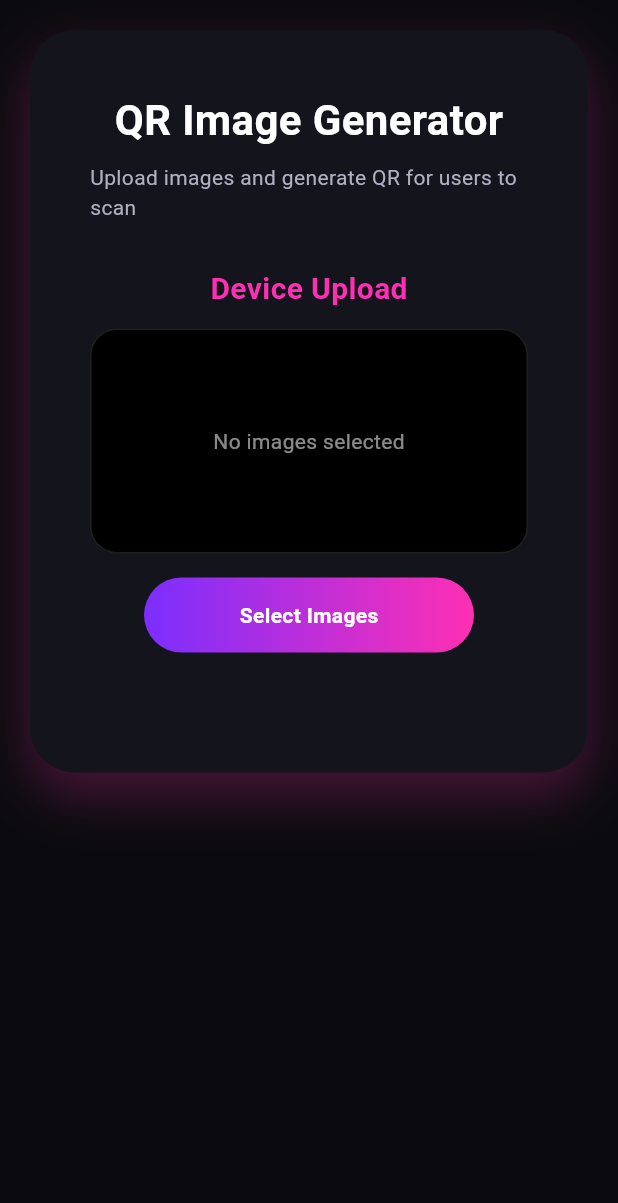
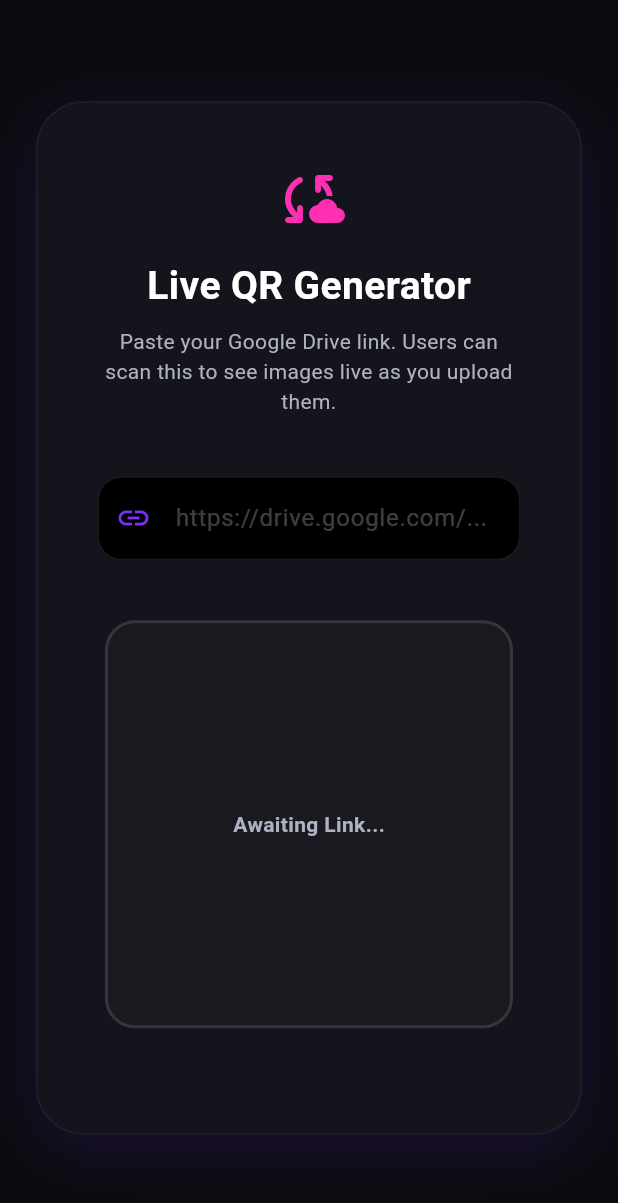
Before and after one commit to Akilesh-GA/GraceStudioWeb, a Flutter app: the AdminQRScreen screen opened directly, on a phone screen of 412 x 824 dp. Shown: the top 1203 px of the screen. Run offline on Flutter 3.47's test engine with Material 3 defaults, Android fonts, the phone set to English and light mode, and no system bars; drawn by our look-alikes of screenshot; our stand-ins replace cloud_firestore, file_picker, firebase_auth, firebase_core, fl_chart, font_awesome_flutter and 4 more; missing offline and left inert: payu_in_web, photofilters; accounts and stored records are empty.

Commit message:
feat : admin pages updated

```diff
--- a/lib/screens/admin/admin_qr_screen.dart
+++ b/lib/screens/admin/admin_qr_screen.dart
@@ -1,7 +1,8 @@
 import 'dart:typed_data';
 import 'package:flutter/material.dart';
-import 'package:image_picker/image_picker.dart';
 import 'package:qr_flutter/qr_flutter.dart';
+import 'package:screenshot/screenshot.dart';
+import 'package:share_plus/share_plus.dart';
 
 const Color bgBlack = Color(0xFF0B0B0F);
 const Color purple = Color(0xFF7B2EFF);
@@ -17,176 +18,126 @@ class AdminQRScreen extends StatefulWidget {
 }
 
 class _AdminQRScreenState extends State<AdminQRScreen> {
-  final List<Uint8List> _deviceImages = [];
-  String? _qrData;
-  bool _loading = false;
+  final TextEditingController _linkController = TextEditingController();
+  final ScreenshotController _screenshotController = ScreenshotController();
+  String _qrData = "";
 
-  /// 📸 Pick Images from Laptop / PC
-  Future<void> _pickDeviceImages() async {
-    final picker = ImagePicker();
-    final List<XFile>? images = await picker.pickMultiImage();
+  /// 📤 Share QR Functionality
+  Future<void> _shareQr() async {
+    if (_qrData.isEmpty) return;
 
-    if (images == null || images.isEmpty) return;
+    // Capture the widget as an image
+    final Uint8List? image = await _screenshotController.capture(
+      delay: const Duration(milliseconds: 10),
+      pixelRatio: 3.0, // High res for printing
+    );
 
-    setState(() => _loading = true);
-
-    _deviceImages.clear();
-
-    for (var image in images) {
-      final bytes = await image.readAsBytes();
-      _deviceImages.add(bytes);
+    if (image != null) {
+      final xFile = XFile.fromData(
+        image,
+        name: 'live_gallery_qr.png',
+        mimeType: 'image/png',
+      );
+      await Share.shareXFiles([xFile], text: 'Scan to join the Live Gallery!');
     }
-
-    /// ✅ SAFE QR INPUT (SHORT STRING)
-    final String imageId =
-        "IMG_${DateTime.now().millisecondsSinceEpoch}";
-
-    setState(() {
-      _qrData = imageId; // 👈 QR contains ONLY ID
-      _loading = false;
-    });
   }
 
   @override
   Widget build(BuildContext context) {
     return Scaffold(
       backgroundColor: bgBlack,
-      body: SingleChildScrollView(
-        padding: const EdgeInsets.all(20),
-        child: Center(
+      body: Center(
+        child: SingleChildScrollView(
+          padding: const EdgeInsets.all(24),
           child: Container(
-            width: 900,
+            width: 600,
             padding: const EdgeInsets.all(40),
             decoration: BoxDecoration(
               color: cardBlack,
-              borderRadius: BorderRadius.circular(30),
+              borderRadius: BorderRadius.circular(32),
+              border: Border.all(color: Colors.white.withOpacity(0.05)),
               boxShadow: [
                 BoxShadow(
-                  color: neonPink.withOpacity(0.25),
-                  blurRadius: 30,
-                  offset: const Offset(0, 15),
+                  color: purple.withOpacity(0.15),
+                  blurRadius: 40,
+                  offset: const Offset(0, 10),
                 )
               ],
             ),
             child: Column(
               mainAxisSize: MainAxisSize.min,
               children: [
-                /// 🔹 TITLE
+                /// 🔹 HEADER
+                const Icon(Icons.cloud_sync_rounded, color: neonPink, size: 48),
+                const SizedBox(height: 16),
                 const Text(
-                  "QR Image Generator",
+                  "Live QR Generator",
                   style: TextStyle(
-                    color: Colors.white,
-                    fontSize: 28,
-                    fontWeight: FontWeight.bold,
-                  ),
+                      color: Colors.white,
+                      fontSize: 26,
+                      fontWeight: FontWeight.bold),
                 ),
                 const SizedBox(height: 8),
                 const Text(
-                  "Upload images and generate QR for users to scan",
+                  "Paste your Google Drive link. Users can scan this to see images live as you upload them.",
+                  textAlign: TextAlign.center,
                   style: TextStyle(color: textGrey),
                 ),
 
-                const SizedBox(height: 30),
+                const SizedBox(height: 40),
 
-                /// 🔹 DEVICE UPLOAD
-                const Text(
-                  "Device Upload",
-                  style: TextStyle(
-                    color: neonPink,
-                    fontSize: 20,
-                    fontWeight: FontWeight.bold,
-                  ),
-                ),
-                const SizedBox(height: 12),
-
-                Container(
-                  height: 150,
-                  decoration: BoxDecoration(
-                    color: Colors.black,
-                    borderRadius: BorderRadius.circular(18),
-                    border: Border.all(color: Colors.white12),
-                  ),
-                  child: _deviceImages.isEmpty
-                      ? const Center(
-                    child: Text(
-                      "No images selected",
-                      style: TextStyle(color: Colors.white54),
+                /// 🔹 LINK INPUT FIELD
+                TextField(
+                  controller: _linkController,
+                  onChanged: (value) => setState(() => _qrData = value),
+                  style: const TextStyle(color: Colors.white),
+                  decoration: InputDecoration(
+                    hintText: "https://drive.google.com/...",
+                    hintStyle: const TextStyle(color: Colors.white24),
+                    filled: true,
+                    fillColor: Colors.black,
+                    prefixIcon: const Icon(Icons.link, color: purple),
+                    enabledBorder: OutlineInputBorder(
+                      borderRadius: BorderRadius.circular(16),
+                      borderSide: const BorderSide(color: Colors.white10),
                     ),
-                  )
-                      : ListView.builder(
-                    scrollDirection: Axis.horizontal,
-                    itemCount: _deviceImages.length,
-                    itemBuilder: (context, index) => Padding(
-                      padding: const EdgeInsets.all(8),
-                      child: ClipRRect(
-                        borderRadius: BorderRadius.circular(18),
-                        child: Image.memory(
-                          _deviceImages[index],
-                          width: 120,
-                          fit: BoxFit.cover,
-                        ),
-                      ),
-                    ),
-                  ),
-                ),
-
-                const SizedBox(height: 16),
-
-                GestureDetector(
-                  onTap: _loading ? null : _pickDeviceImages,
-                  child: Container(
-                    height: 50,
-                    width: 220,
-                    decoration: BoxDecoration(
-                      borderRadius: BorderRadius.circular(30),
-                      gradient: const LinearGradient(
-                        colors: [purple, neonPink],
-                      ),
-                    ),
-                    child: Center(
-                      child: _loading
-                          ? const CircularProgressIndicator(color: Colors.white)
-                          : const Text(
-                        "Select Images",
-                        style: TextStyle(
-                          color: Colors.white,
-                          fontWeight: FontWeight.bold,
-                        ),
-                      ),
+                    focusedBorder: OutlineInputBorder(
+                      borderRadius: BorderRadius.circular(16),
+                      borderSide: const BorderSide(color: neonPink),
                     ),
                   ),
                 ),
 
                 const SizedBox(height: 40),
 
-                /// 🔹 QR CODE SECTION
-                if (_qrData != null)
-                  Column(
+                /// 🔹 QR CODE PREVIEW (Wrapped for Screenshot)
+                Screenshot(
+                  controller: _screenshotController,
+                  child: _buildQRPreview(),
+                ),
+
+                const SizedBox(height: 30),
+
+                /// 🔹 ACTION BUTTONS
+                if (_qrData.isNotEmpty)
+                  Row(
+                    mainAxisAlignment: MainAxisAlignment.center,
                     children: [
-                      const Text(
-                        "Generated QR Code",
-                        style: TextStyle(
-                          color: Colors.white,
-                          fontSize: 20,
-                          fontWeight: FontWeight.bold,
-                        ),
+                      _buildActionButton(
+                        label: "Share QR",
+                        icon: Icons.share_rounded,
+                        color: purple,
+                        onTap: _shareQr,
                       ),
-                      const SizedBox(height: 18),
-                      Container(
-                        padding: const EdgeInsets.all(20),
-                        decoration: BoxDecoration(
-                          color: Colors.white,
-                          borderRadius: BorderRadius.circular(22),
-                        ),
-                        child: QrImageView(
-                          data: _qrData!,
-                          size: 220,
-                        ),
-                      ),
-                      const SizedBox(height: 12),
-                      Text(
-                        "QR ID: $_qrData",
-                        style: const TextStyle(color: textGrey),
+                      const SizedBox(width: 16),
+                      _buildActionButton(
+                        label: "Export QR",
+                        icon: Icons.file_download_outlined,
+                        color: Colors.white10,
+                        onTap: () {
+                          // Note: On Web/Desktop, Share often acts as Download
+                          _shareQr();
+                        },
                       ),
                     ],
                   ),
@@ -197,4 +148,93 @@ class _AdminQRScreenState extends State<AdminQRScreen> {
       ),
     );
   }
+
+  /// 🔹 BOX STYLE QR DESIGN
+  Widget _buildQRPreview() {
+    return AnimatedContainer(
+      duration: const Duration(milliseconds: 400),
+      padding: const EdgeInsets.all(24),
+      decoration: BoxDecoration(
+        color: _qrData.isEmpty ? Colors.white.withOpacity(0.02) : Colors.white,
+        borderRadius: BorderRadius.circular(20),
+        border: Border.all(
+            color: _qrData.isEmpty ? Colors.white12 : neonPink, width: 2),
+      ),
+      child: _qrData.isEmpty
+          ? const SizedBox(
+        height: 220,
+        width: 220,
+        child: Center(
+          child: Text(
+            "Awaiting Link...",
+            style:
+            TextStyle(color: textGrey, fontWeight: FontWeight.bold),
+          ),
+        ),
+      )
+          : Column(
+        mainAxisSize: MainAxisSize.min,
+        children: [
+          QrImageView(
+            data: _qrData,
+            size: 220,
+            version: QrVersions.auto,
+            eyeStyle: const QrEyeStyle(
+              eyeShape: QrEyeShape.square,
+              color: Color(0xFF0B0B0F),
+            ),
+            dataModuleStyle: const QrDataModuleStyle(
+              dataModuleShape: QrDataModuleShape.square,
+              color: Color(0xFF0B0B0F),
+            ),
+            gapless: true,
+          ),
+          const SizedBox(height: 12),
+          const Text(
+            "SCAN FOR LIVE GALLERY",
+            style: TextStyle(
+              color: Colors.black,
+              fontSize: 10,
+              letterSpacing: 2,
+              fontWeight: FontWeight.w900,
+            ),
+          ),
+        ],
+      ),
+    );
+  }
+
+  /// 🔹 HELPER FOR BUTTONS
+  Widget _buildActionButton(
+      {required String label,
+        required IconData icon,
+        required Color color,
+        required VoidCallback onTap}) {
+    return Material(
+      color: Colors.transparent,
+      child: InkWell(
+        onTap: onTap,
+        borderRadius: BorderRadius.circular(16),
+        child: Container(
+          padding: const EdgeInsets.symmetric(horizontal: 24, vertical: 14),
+          decoration: BoxDecoration(
+            color: color == purple ? color : Colors.white.withOpacity(0.05),
+            borderRadius: BorderRadius.circular(16),
+            border: Border.all(color: Colors.white10),
+          ),
+          child: Row(
+            children: [
+              Icon(icon, color: Colors.white, size: 20),
+              const SizedBox(width: 10),
+              Text(
+                label,
+                style: const TextStyle(
+                    color: Colors.white, fontWeight: FontWeight.bold),
+              ),
+            ],
+          ),
+        ),
+      ),
+    );
+  }
 }
--- a/pubspec.yaml
+++ b/pubspec.yaml
@@ -32,6 +32,7 @@ dependencies:
   image: ^3.3.0
   path_provider: ^2.1.2
   screenshot: ^3.0.0
+  share_plus: ^10.1.0
 
 dev_dependencies:
   flutter_test:
```
Also changed, not shown: lib/screens/admin/admin_dashboard_screen.dart (+210 -194 lines), pubspec.lock.
